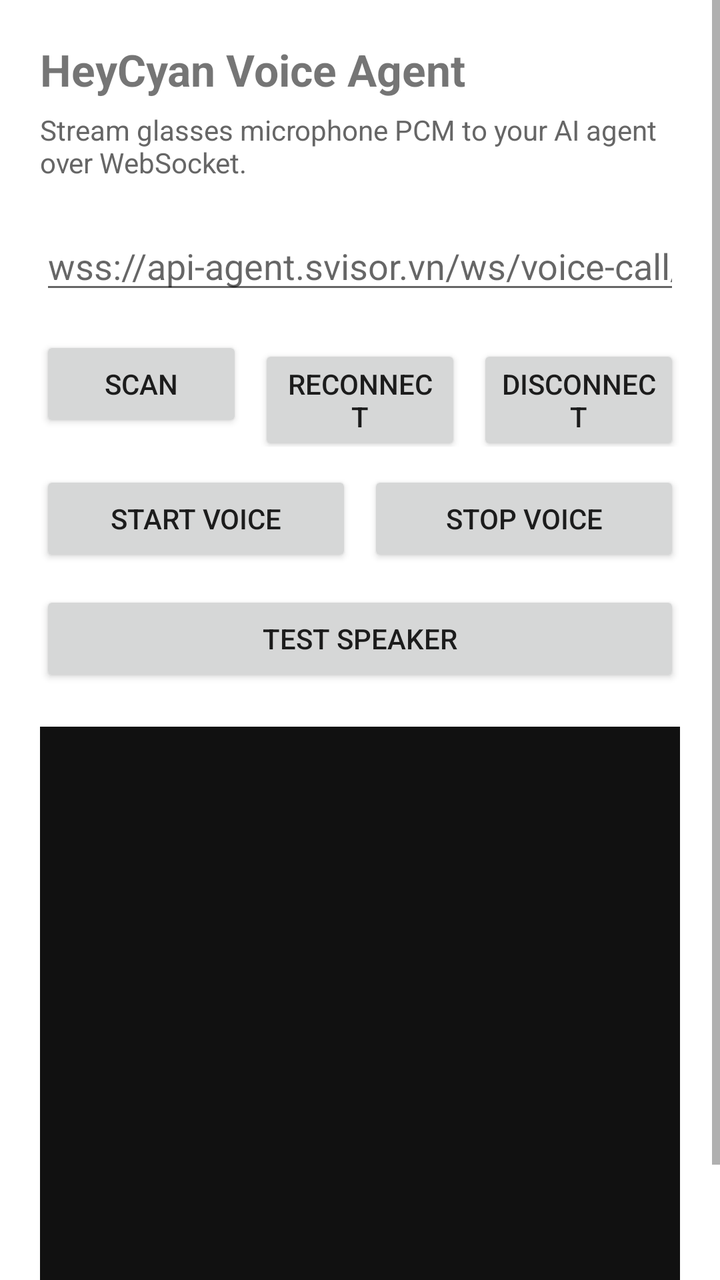
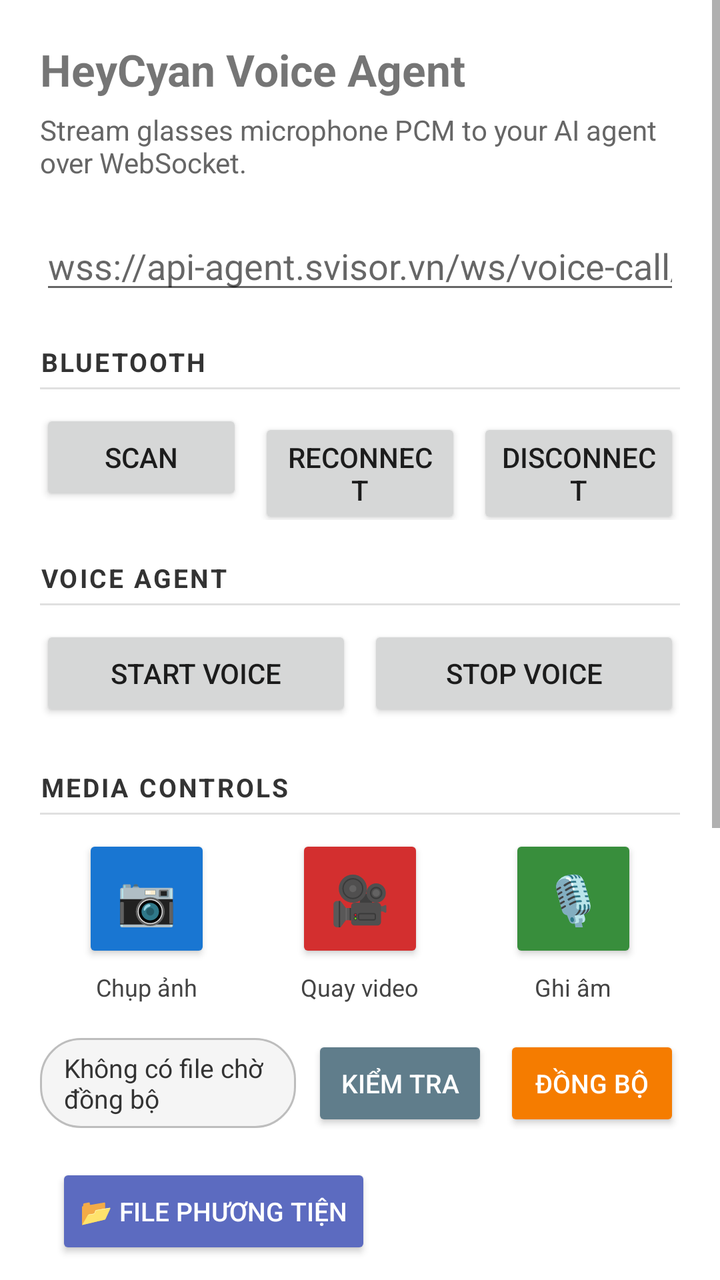

Screens rendered from an Android XML layout before and after an edit, with the pre-edit source and the edit as a unified diff.
<!-- AndroidManifest.xml: application theme Theme.HeyCyanVoiceAgent -->
<!-- res/layout/activity_main.xml -->
<?xml version="1.0" encoding="utf-8"?>
<ScrollView xmlns:android="http://schemas.android.com/apk/res/android"
    xmlns:tools="http://schemas.android.com/tools"
    android:layout_width="match_parent"
    android:layout_height="match_parent"
    android:fillViewport="true"
    tools:ignore="MissingClass">

    <LinearLayout
        android:layout_width="match_parent"
        android:layout_height="wrap_content"
        android:orientation="vertical"
        android:padding="20dp">

        <TextView
            android:layout_width="match_parent"
            android:layout_height="wrap_content"
            android:text="@string/voice_agent_title"
            android:textSize="22sp"
            android:textStyle="bold" />

        <TextView
            android:layout_width="match_parent"
            android:layout_height="wrap_content"
            android:layout_marginTop="6dp"
            android:text="@string/voice_agent_subtitle"
            android:textColor="#666666"
            android:textSize="14sp" />

        <EditText
            android:id="@+id/websocket_url"
            android:layout_width="match_parent"
            android:layout_height="wrap_content"
            android:layout_marginTop="20dp"
            android:hint="@string/websocket_url_hint"
            android:inputType="textUri"
            android:singleLine="true" />

        <LinearLayout
            android:layout_width="match_parent"
            android:layout_height="wrap_content"
            android:layout_marginTop="16dp"
            android:orientation="horizontal">

            <Button
                android:id="@+id/btn_scan"
                android:layout_width="0dp"
                android:layout_height="wrap_content"
                android:layout_weight="1"
                android:text="@string/action_scan" />

            <Button
                android:id="@+id/btn_connect"
                android:layout_width="0dp"
                android:layout_height="wrap_content"
                android:layout_marginStart="8dp"
                android:layout_weight="1"
                android:text="@string/action_reconnect" />

            <Button
                android:id="@+id/btn_disconnect"
                android:layout_width="0dp"
                android:layout_height="wrap_content"
                android:layout_marginStart="8dp"
                android:layout_weight="1"
                android:text="@string/action_disconnect" />
        </LinearLayout>

        <LinearLayout
            android:layout_width="match_parent"
            android:layout_height="wrap_content"
            android:layout_marginTop="12dp"
            android:orientation="horizontal">

            <Button
                android:id="@+id/btn_start_voice"
                android:layout_width="0dp"
                android:layout_height="wrap_content"
                android:layout_weight="1"
                android:text="@string/action_start_voice" />

            <Button
                android:id="@+id/btn_stop_voice"
                android:layout_width="0dp"
                android:layout_height="wrap_content"
                android:layout_marginStart="8dp"
                android:layout_weight="1"
                android:text="@string/action_stop_voice" />
        </LinearLayout>

        <Button
            android:id="@+id/btn_test_speaker"
            android:layout_width="match_parent"
            android:layout_height="wrap_content"
            android:layout_marginTop="12dp"
            android:text="@string/action_test_speaker" />

        <TextView
            android:id="@+id/status_log"
            android:layout_width="match_parent"
            android:layout_height="320dp"
            android:layout_marginTop="20dp"
            android:background="#111111"
            android:fontFamily="monospace"
            android:gravity="bottom"
            android:padding="12dp"
            android:scrollbars="vertical"
            android:text="@string/log_initial"
            android:textColor="#EAEAEA"
            android:textSize="12sp" />
    </LinearLayout>
</ScrollView>
<!-- resources referenced by this layout -->
<resources>
  <string name="action_disconnect">Disconnect</string>
  <string name="action_reconnect">Reconnect</string>
  <string name="action_scan">Scan</string>
  <string name="action_start_voice">Start voice</string>
  <string name="action_stop_voice">Stop voice</string>
  <string name="action_test_speaker">Test speaker</string>
  <string name="log_initial">Ready.</string>
  <string name="voice_agent_subtitle">Stream glasses microphone PCM to your AI agent over WebSocket.</string>
  <string name="voice_agent_title">HeyCyan Voice Agent</string>
  <string name="websocket_url_hint">wss://api-agent.svisor.vn/ws/voice-call/...</string>
  <style name="Theme.HeyCyanVoiceAgent" parent="Theme.MaterialComponents.DayNight.NoActionBar">
          
          <item name="colorPrimary">@color/purple_500</item>
          
          
          
          <item name="windowActionBar">false</item>
          <item name="windowNoTitle">true</item>
          
  
      </style>
  <color name="purple_500">#FF6200EE</color>
</resources>

<!-- the commit's change to res/layout/activity_main.xml (unified diff, before → after) -->
@@ -12,6 +12,7 @@
         android:orientation="vertical"
         android:padding="20dp">
 
+        
         <TextView
             android:layout_width="match_parent"
             android:layout_height="wrap_content"
@@ -36,65 +37,301 @@
             android:inputType="textUri"
             android:singleLine="true" />
 
+        
+        <TextView
+            android:layout_width="match_parent"
+            android:layout_height="wrap_content"
+            android:layout_marginTop="20dp"
+            android:text="@string/section_bluetooth"
+            android:textColor="#333333"
+            android:textSize="13sp"
+            android:textStyle="bold"
+            android:textAllCaps="true"
+            android:letterSpacing="0.08" />
+
+        <View
+            android:layout_width="match_parent"
+            android:layout_height="1dp"
+            android:layout_marginTop="4dp"
+            android:layout_marginBottom="10dp"
+            android:background="#E0E0E0" />
+
+        <LinearLayout
+            android:layout_width="match_parent"
+            android:layout_height="wrap_content"
+            android:orientation="horizontal">
+
+            <Button
+                android:id="@+id/btn_scan"
+                android:layout_width="0dp"
+                android:layout_height="wrap_content"
+                android:layout_weight="1"
+                android:text="@string/action_scan" />
+
+            <Button
+                android:id="@+id/btn_connect"
+                android:layout_width="0dp"
+                android:layout_height="wrap_content"
+                android:layout_marginStart="8dp"
+                android:layout_weight="1"
+                android:text="@string/action_reconnect" />
+
+            <Button
+                android:id="@+id/btn_disconnect"
+                android:layout_width="0dp"
+                android:layout_height="wrap_content"
+                android:layout_marginStart="8dp"
+                android:layout_weight="1"
+                android:text="@string/action_disconnect" />
+        </LinearLayout>
+
+        
+        <TextView
+            android:layout_width="match_parent"
+            android:layout_height="wrap_content"
+            android:layout_marginTop="20dp"
+            android:text="@string/section_voice_agent"
+            android:textColor="#333333"
+            android:textSize="13sp"
+            android:textStyle="bold"
+            android:textAllCaps="true"
+            android:letterSpacing="0.08" />
+
+        <View
+            android:layout_width="match_parent"
+            android:layout_height="1dp"
+            android:layout_marginTop="4dp"
+            android:layout_marginBottom="10dp"
+            android:background="#E0E0E0" />
+
+        <LinearLayout
+            android:layout_width="match_parent"
+            android:layout_height="wrap_content"
+            android:orientation="horizontal">
+
+            <Button
+                android:id="@+id/btn_start_voice"
+                android:layout_width="0dp"
+                android:layout_height="wrap_content"
+                android:layout_weight="1"
+                android:text="@string/action_start_voice" />
+
+            <Button
+                android:id="@+id/btn_stop_voice"
+                android:layout_width="0dp"
+                android:layout_height="wrap_content"
+                android:layout_marginStart="8dp"
+                android:layout_weight="1"
+                android:text="@string/action_stop_voice" />
+        </LinearLayout>
+
+
+
+        
+        <TextView
+            android:layout_width="match_parent"
+            android:layout_height="wrap_content"
+            android:layout_marginTop="24dp"
+            android:text="@string/section_media"
+            android:textColor="#333333"
+            android:textSize="13sp"
+            android:textStyle="bold"
+            android:textAllCaps="true"
+            android:letterSpacing="0.08" />
+
+        <View
+            android:layout_width="match_parent"
+            android:layout_height="1dp"
+            android:layout_marginTop="4dp"
+            android:layout_marginBottom="10dp"
+            android:background="#E0E0E0" />
+
+        
+        <LinearLayout
+            android:layout_width="match_parent"
+            android:layout_height="wrap_content"
+            android:orientation="horizontal">
+
+            
+            <LinearLayout
+                android:layout_width="0dp"
+                android:layout_height="wrap_content"
+                android:layout_weight="1"
+                android:orientation="vertical"
+                android:gravity="center">
+
+                <Button
+                    android:id="@+id/btn_take_photo"
+                    android:layout_width="64dp"
+                    android:layout_height="64dp"
+                    android:backgroundTint="#1976D2"
+                    android:text="@string/icon_camera"
+                    android:textSize="24sp"
+                    android:textColor="#FFFFFF"
+                    android:padding="0dp" />
+
+                <TextView
+                    android:layout_width="wrap_content"
+                    android:layout_height="wrap_content"
+                    android:layout_marginTop="4dp"
+                    android:text="@string/action_take_photo"
+                    android:textSize="12sp"
+                    android:textColor="#444444"
+                    android:gravity="center" />
+            </LinearLayout>
+
+            
+            <LinearLayout
+                android:layout_width="0dp"
+                android:layout_height="wrap_content"
+                android:layout_weight="1"
+                android:orientation="vertical"
+                android:gravity="center">
+
+                <Button
+                    android:id="@+id/btn_toggle_video"
+                    android:layout_width="64dp"
+                    android:layout_height="64dp"
+                    android:backgroundTint="#D32F2F"
+                    android:text="@string/icon_video"
+                    android:textSize="24sp"
+                    android:textColor="#FFFFFF"
+                    android:padding="0dp" />
+
+                <TextView
+                    android:id="@+id/tv_video_label"
+                    android:layout_width="wrap_content"
+                    android:layout_height="wrap_content"
+                    android:layout_marginTop="4dp"
+                    android:text="@string/action_start_video"
+                    android:textSize="12sp"
+                    android:textColor="#444444"
+                    android:gravity="center" />
+            </LinearLayout>
+
+            
+            <LinearLayout
+                android:layout_width="0dp"
+                android:layout_height="wrap_content"
+                android:layout_weight="1"
+                android:orientation="vertical"
+                android:gravity="center">
+
+                <Button
+                    android:id="@+id/btn_toggle_audio"
+                    android:layout_width="64dp"
+                    android:layout_height="64dp"
+                    android:backgroundTint="#388E3C"
+                    android:text="@string/icon_mic"
+                    android:textSize="24sp"
+                    android:textColor="#FFFFFF"
+                    android:padding="0dp" />
+
+                <TextView
+                    android:id="@+id/tv_audio_label"
+                    android:layout_width="wrap_content"
+                    android:layout_height="wrap_content"
+                    android:layout_marginTop="4dp"
+                    android:text="@string/action_start_audio"
+                    android:textSize="12sp"
+                    android:textColor="#444444"
+                    android:gravity="center" />
+            </LinearLayout>
+        </LinearLayout>
+
+        
         <LinearLayout
             android:layout_width="match_parent"
             android:layout_height="wrap_content"
             android:layout_marginTop="16dp"
-            android:orientation="horizontal">
-
-            <Button
-                android:id="@+id/btn_scan"
-                android:layout_width="0dp"
-                android:layout_height="wrap_content"
-                android:layout_weight="1"
-                android:text="@string/action_scan" />
-
-            <Button
-                android:id="@+id/btn_connect"
-                android:layout_width="0dp"
-                android:layout_height="wrap_content"
-                android:layout_marginStart="8dp"
-                android:layout_weight="1"
-                android:text="@string/action_reconnect" />
-
-            <Button
-                android:id="@+id/btn_disconnect"
-                android:layout_width="0dp"
-                android:layout_height="wrap_content"
-                android:layout_marginStart="8dp"
-                android:layout_weight="1"
-                android:text="@string/action_disconnect" />
-        </LinearLayout>
-
-        <LinearLayout
-            android:layout_width="match_parent"
-            android:layout_height="wrap_content"
-            android:layout_marginTop="12dp"
-            android:orientation="horizontal">
-
-            <Button
-                android:id="@+id/btn_start_voice"
-                android:layout_width="0dp"
-                android:layout_height="wrap_content"
-                android:layout_weight="1"
-                android:text="@string/action_start_voice" />
-
-            <Button
-                android:id="@+id/btn_stop_voice"
-                android:layout_width="0dp"
-                android:layout_height="wrap_content"
-                android:layout_marginStart="8dp"
-                android:layout_weight="1"
-                android:text="@string/action_stop_voice" />
-        </LinearLayout>
-
+            android:orientation="horizontal"
+            android:gravity="center_vertical">
+
+            
+            <TextView
+                android:id="@+id/tv_unsynced_count"
+                android:layout_width="wrap_content"
+                android:layout_height="wrap_content"
+                android:layout_weight="1"
+                android:background="@drawable/bg_chip"
+                android:paddingStart="12dp"
+                android:paddingEnd="12dp"
+                android:paddingTop="6dp"
+                android:paddingBottom="6dp"
+                android:text="@string/unsynced_none"
+                android:textSize="13sp"
+                android:textColor="#333333" />
+
+            
+            <Button
+                android:id="@+id/btn_check_media"
+                android:layout_width="wrap_content"
+                android:layout_height="wrap_content"
+                android:layout_marginStart="8dp"
+                android:backgroundTint="#607D8B"
+                android:text="@string/action_check_media"
+                android:textColor="#FFFFFF"
+                android:textSize="13sp" />
+
+            
+            <Button
+                android:id="@+id/btn_sync_media"
+                android:layout_width="wrap_content"
+                android:layout_height="wrap_content"
+                android:layout_marginStart="8dp"
+                android:backgroundTint="#F57C00"
+                android:text="@string/action_sync_media"
+                android:textColor="#FFFFFF"
+                android:textSize="13sp" />
+
+        </LinearLayout>
+        <LinearLayout
+            android:layout_width="match_parent"
+            android:layout_height="wrap_content"
+            android:layout_marginTop="16dp"
+            android:orientation="horizontal"
+            android:gravity="center_vertical">
         <Button
-            android:id="@+id/btn_test_speaker"
-            android:layout_width="match_parent"
-            android:layout_height="wrap_content"
-            android:layout_marginTop="12dp"
-            android:text="@string/action_test_speaker" />
-
+            android:id="@+id/btn_open_gallery"
+            android:layout_width="wrap_content"
+            android:layout_height="wrap_content"
+            android:layout_marginStart="8dp"
+            android:backgroundTint="#5C6BC0"
+            android:text="📂 File phương tiện"
+            android:textColor="#FFFFFF"
+            android:textSize="13sp" />
+
+
+        </LinearLayout>
+
+        
+        <LinearLayout
+            android:id="@+id/layout_sync_progress"
+            android:layout_width="match_parent"
+            android:layout_height="wrap_content"
+            android:layout_marginTop="10dp"
+            android:orientation="vertical"
+            android:visibility="gone">
+
+            <TextView
+                android:id="@+id/tv_sync_progress_label"
+                android:layout_width="match_parent"
+                android:layout_height="wrap_content"
+                android:text="@string/sync_in_progress"
+                android:textSize="12sp"
+                android:textColor="#555555" />
+
+            <ProgressBar
+                android:id="@+id/progress_sync"
+                style="@android:style/Widget.ProgressBar.Horizontal"
+                android:layout_width="match_parent"
+                android:layout_height="wrap_content"
+                android:layout_marginTop="4dp"
+                android:max="100"
+                android:progress="0" />
+        </LinearLayout>
+
+        
         <TextView
             android:id="@+id/status_log"
             android:layout_width="match_parent"
@@ -108,5 +345,6 @@
             android:text="@string/log_initial"
             android:textColor="#EAEAEA"
             android:textSize="12sp" />
+
     </LinearLayout>
 </ScrollView>
<!-- resource entries referenced after the edit -->
@@ -1,15 +1,37 @@
 <!-- resources referenced by this layout -->
 <resources>
+  <!-- drawable bg_chip (drawable) -->
+  <?xml version="1.0" encoding="utf-8"?>
+  <shape xmlns:android="http://schemas.android.com/apk/res/android"
+      android:shape="rectangle">
+      <solid android:color="#F5F5F5" />
+      <stroke
+          android:width="1dp"
+          android:color="#BDBDBD" />
+      <corners android:radius="20dp" />
+  </shape>
+  <string name="action_check_media">Kiểm tra</string>
   <string name="action_disconnect">Disconnect</string>
   <string name="action_reconnect">Reconnect</string>
   <string name="action_scan">Scan</string>
-  <string name="action_start_voice">Start voice</string>
-  <string name="action_stop_voice">Stop voice</string>
-  <string name="action_test_speaker">Test speaker</string>
+  <string name="action_start_audio">Ghi âm</string>
+  <string name="action_start_video">Quay video</string>
+  <string name="action_start_voice">Start Voice</string>
+  <string name="action_stop_voice">Stop Voice</string>
+  <string name="action_sync_media">Đồng bộ</string>
+  <string name="action_take_photo">Chụp ảnh</string>
+  <string name="icon_camera">📷</string>
+  <string name="icon_mic">🎙</string>
+  <string name="icon_video">🎥</string>
   <string name="log_initial">Ready.</string>
+  <string name="section_bluetooth">Bluetooth</string>
+  <string name="section_media">Media Controls</string>
+  <string name="section_voice_agent">Voice Agent</string>
+  <string name="sync_in_progress">Đang đồng bộ…</string>
+  <string name="unsynced_none">Không có file chờ đồng bộ</string>
   <string name="voice_agent_subtitle">Stream glasses microphone PCM to your AI agent over WebSocket.</string>
   <string name="voice_agent_title">HeyCyan Voice Agent</string>
-  <string name="websocket_url_hint">wss://api-agent.svisor.vn/ws/voice-call/...</string>
+  <string name="websocket_url_hint">wss://api-agent.svisor.vn/ws/voice-call/…</string>
   <style name="Theme.HeyCyanVoiceAgent" parent="Theme.MaterialComponents.DayNight.NoActionBar">
           
           <item name="colorPrimary">@color/purple_500</item>
